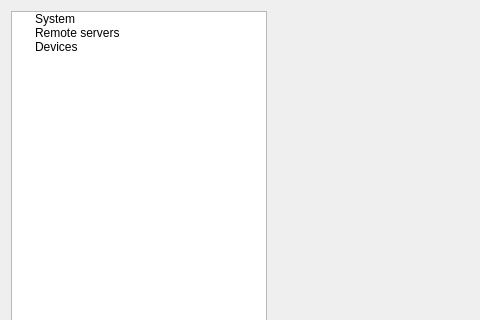
First picture: the form in condetrol/condetrol/experiment_viewer/resources/config_editor.ui, repository light-scattering-iogs/caqtus, before the edit; both pictures show x 0 to 480 and y 0 to 320 of the 672 by 519 pixel window.
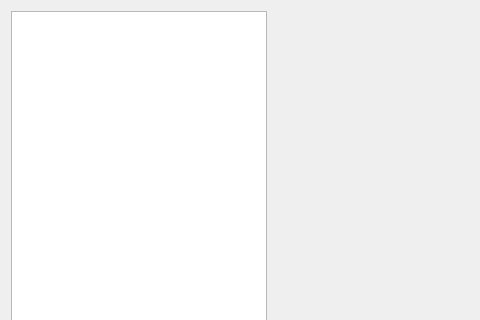
Second picture: the form after the edit. Icons and pictures are not drawn.

Commit message: Separate system settings inside config editor

The edit to the form file:
```diff
--- a/condetrol/condetrol/experiment_viewer/resources/config_editor.ui
+++ b/condetrol/condetrol/experiment_viewer/resources/config_editor.ui
@@ -40,21 +40,6 @@
        <string>1</string>
       </property>
      </column>
-     <item>
-      <property name="text">
-       <string>System</string>
-      </property>
-     </item>
-     <item>
-      <property name="text">
-       <string>Remote servers</string>
-      </property>
-     </item>
-     <item>
-      <property name="text">
-       <string>Devices</string>
-      </property>
-     </item>
     </widget>
    </item>
    <item>
```
Left out of the diff: 22 changed lines with no effect on the pictures. The commit also changes 2 other files.
